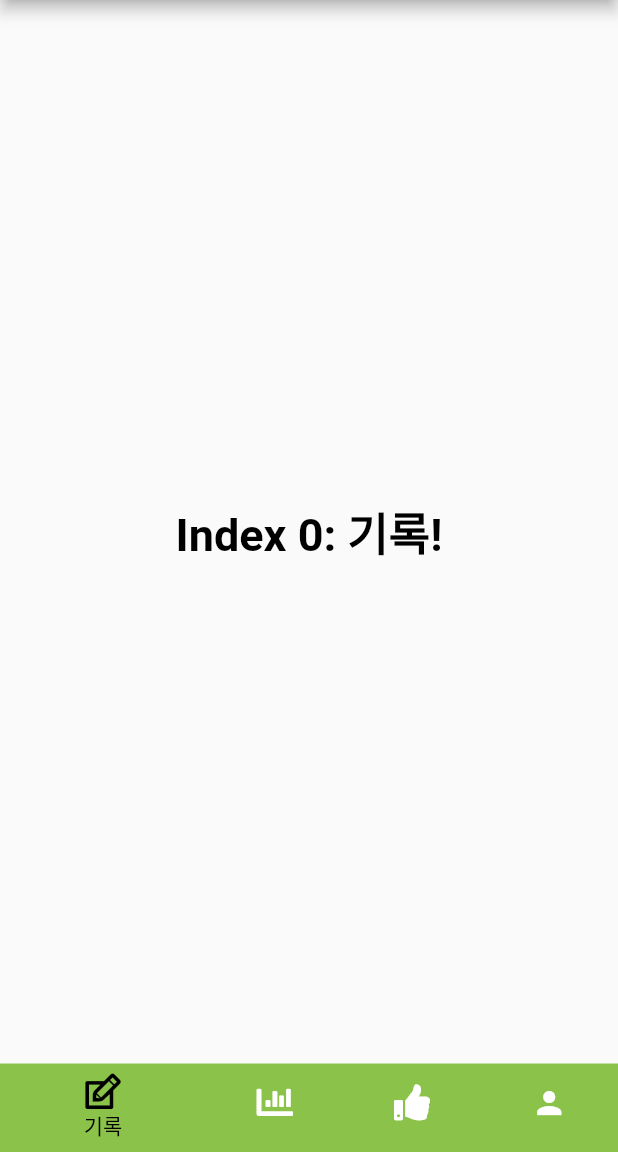
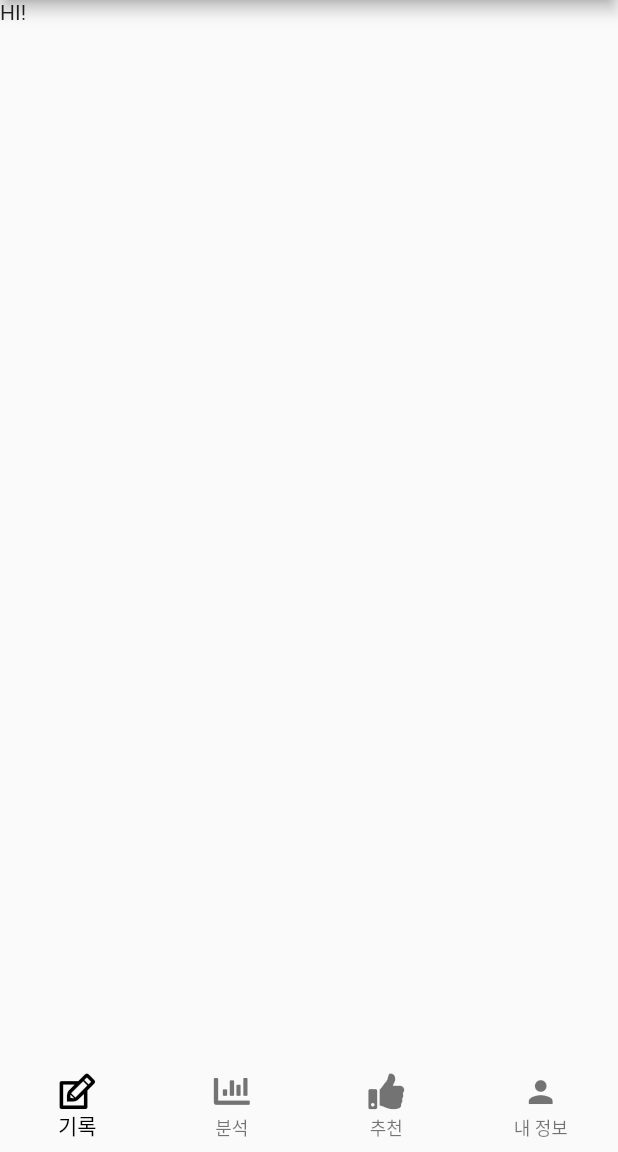
Before and after one commit to Nutri-AI/Application, a Flutter app: the HomePage screen opened directly, on a phone screen of 412 x 824 dp, the part 84-1236 px from its top. Run offline on Flutter 3.47's test engine with Material 2 defaults, Android fonts, the light colour scheme and no system bars.

Commit message:
페이지 이동기능 추가

```diff
--- /dev/null
+++ b/lib/food_log.dart
@@ -0,0 +1,15 @@
+import 'package:flutter/material.dart';
+
+class FoodLog extends StatefulWidget {
+  FoodLog({Key? key}) : super(key: key);
+
+  @override
+  State<FoodLog> createState() => _FoodLogState();
+}
+
+class _FoodLogState extends State<FoodLog> {
+  @override
+  Widget build(BuildContext context) {
+    return Scaffold(body: const Text("HI!"));
+  }
+}
--- a/lib/home_page.dart
+++ b/lib/home_page.dart
@@ -1,5 +1,9 @@
 import 'package:flutter/material.dart';
 import 'package:demo/custom_icon.dart';
+import 'package:demo/food_log.dart';
+import 'package:demo/analyze.dart';
+import 'package:demo/recommend.dart';
+import 'package:demo/mypage.dart';
 
 class HomePage extends StatefulWidget {
   HomePage({Key? key}) : super(key: key);
@@ -9,31 +13,12 @@ class HomePage extends StatefulWidget {
 }
 
 class _HomePageState extends State<HomePage> {
-  int _selectedIndex = 0;
+  int _selectedIndex = 0; //ok
+
   static const TextStyle optionStyle =
       TextStyle(fontSize: 30, fontWeight: FontWeight.bold, color: Colors.black);
-  static const List<Widget> _widgetOptions = <Widget>[
-    // Tab_0: MakeLog()
-    Text(
-      'Index 0: 기록!',
-      style: optionStyle,
-    ),
-    // Tab_1: Analyze()
-    Text(
-      'Index 1: 분석',
-      style: optionStyle,
-    ),
-    // Tab_2: Recommendation()
-    Text(
-      'Index 2: 추천',
-      style: optionStyle,
-    ),
-    // Tab_3: UserInfo()
-    Text(
-      'Index 3: 마이페이지',
-      style: optionStyle,
-    ),
-  ];
+
+  final List<Widget> _children = [FoodLog(), Analyze(), Recommend(), MyPage()];
 
   void _onItemTapped(int index) {
     setState(() {
@@ -45,10 +30,9 @@ class _HomePageState extends State<HomePage> {
   Widget build(BuildContext context) {
     return Scaffold(
       appBar: AppBar(title: Text("식단 로그를 입력하세요!")),
-      body: Center(
-        child: _widgetOptions.elementAt(_selectedIndex),
-      ),
+      body: _children[_selectedIndex],
       bottomNavigationBar: BottomNavigationBar(
+        type: BottomNavigationBarType.fixed,
         items: const <BottomNavigationBarItem>[
           BottomNavigationBarItem(
             icon: Icon(CustomIcon.edit),
```
Also changed, not shown: lib/analyze.dart (added, +17 -0 lines), lib/mypage.dart (added, +15 -0 lines), lib/recommend.dart (added, +15 -0 lines).
